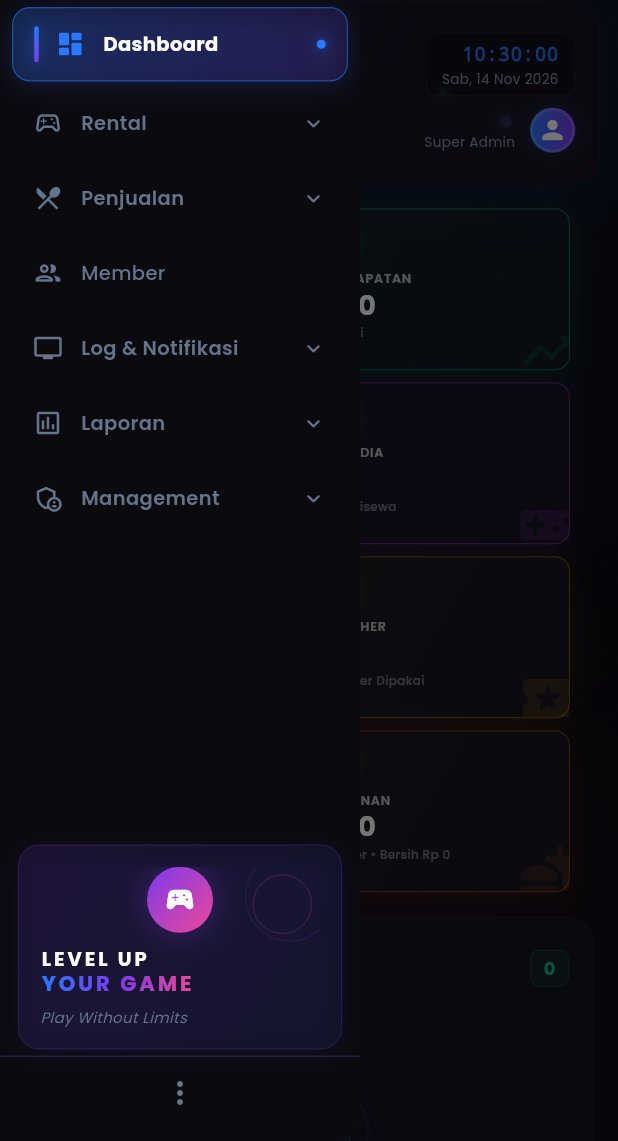
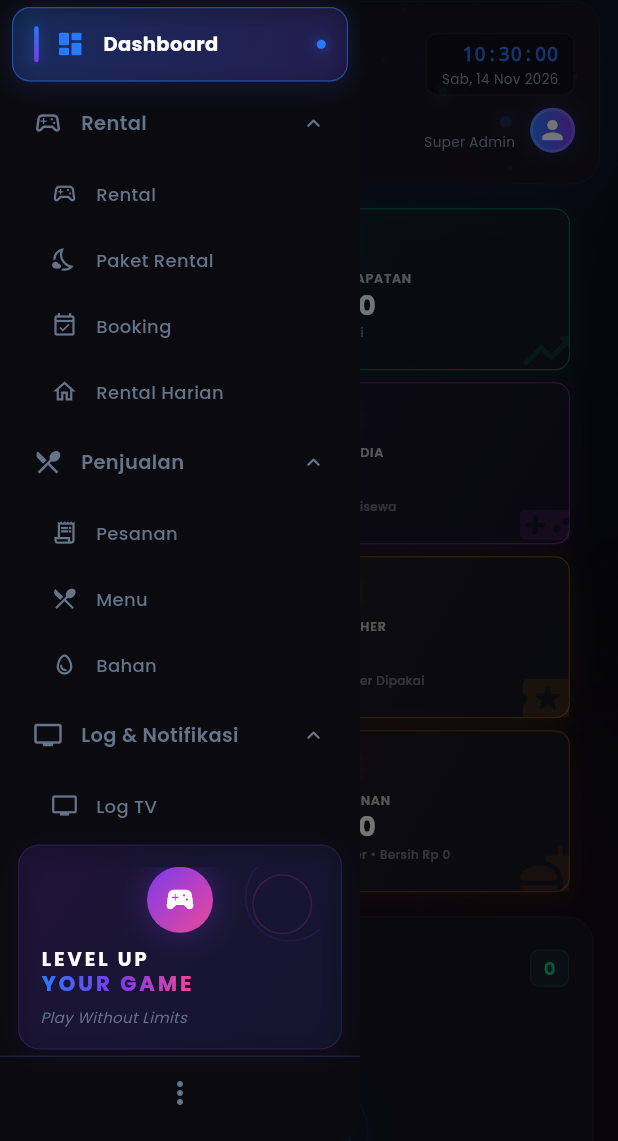
Before and after one commit to ilhamhaikal/byone_arenaFront, a Flutter app: the DashboardScreen screen opened directly, with the side drawer open, on a phone screen of 412 x 824 dp, the part 95-1236 px from its top. Run offline on Flutter 3.47's test engine with Material 3 defaults, Android fonts, the phone set to English and light mode, and no system bars; our stand-ins replace shared_preferences; accounts and stored records are empty; network calls fail.

Commit message:
feat(sidebar): Member masuk grup Management + default semua grup terbuka
- grup Member dihapus, menu Member dipindah ke Management
- seluruh grup sidebar terbuka saat pertama dibuka, tetap bisa ditutup

```diff
--- a/lib/screens/dashboard/dashboard_screen.dart
+++ b/lib/screens/dashboard/dashboard_screen.dart
@@ -104,6 +104,8 @@ class _DashboardScreenState extends State<DashboardScreen> {
   @override
   void initState() {
     super.initState();
+    // Default: semua grup terbuka; pengguna tetap bisa menutupnya.
+    _expandedGroups.addAll(_navGroups.map((g) => g.title));
     WidgetsBinding.instance.addPostFrameCallback((_) {
       if (!mounted) return;
       final session = context.read<SessionProvider>();
@@ -166,15 +168,14 @@ class _DashboardScreenState extends State<DashboardScreen> {
         ['rental', 'rental_package', 'booking', 'rental_harian']),
     _NavGroup('Penjualan', Icons.restaurant_menu_outlined,
         Icons.restaurant_menu_rounded, ['food_order', 'menu', 'ingredient']),
-    _NavGroup('Member', Icons.people_outline_rounded, Icons.people_rounded,
-        ['member']),
     _NavGroup('Log & Notifikasi', Icons.tv_outlined, Icons.tv_rounded,
         ['tv_log', 'notif']),
     _NavGroup('Laporan', Icons.assessment_outlined, Icons.assessment_rounded,
         ['report', 'report_stock']),
     _NavGroup('Management', Icons.admin_panel_settings_outlined,
         Icons.admin_panel_settings_rounded,
-        ['console', 'voucher', 'discount', 'promo_bonus', 'user_management']),
+        ['console', 'voucher', 'discount', 'promo_bonus', 'member',
+         'user_management']),
   ];
 
   @override
```
